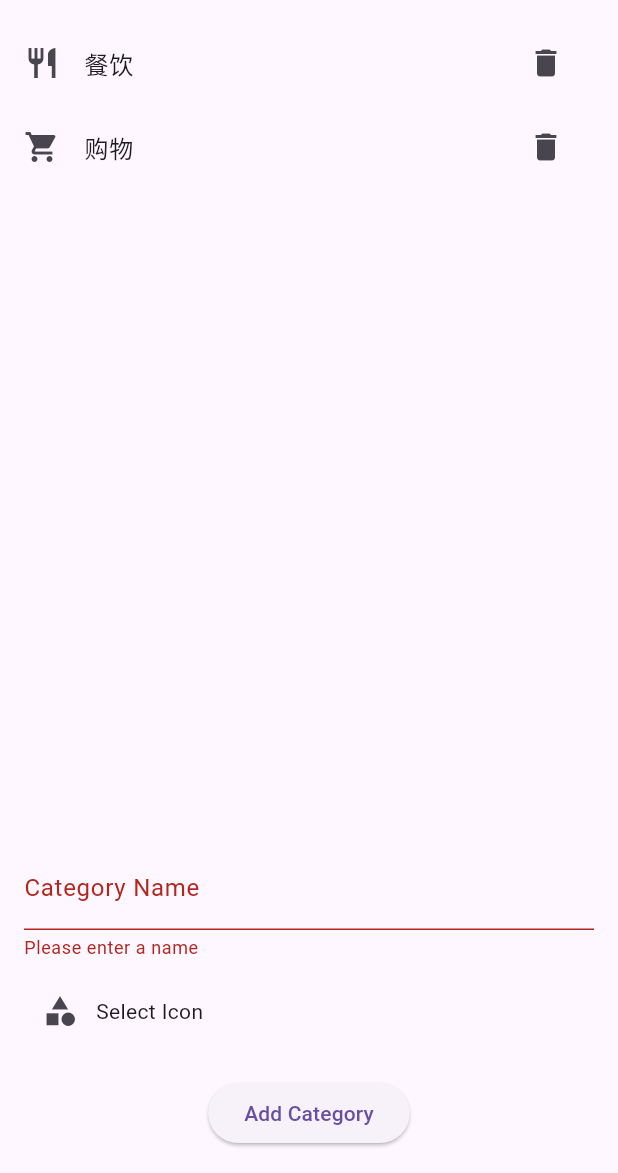
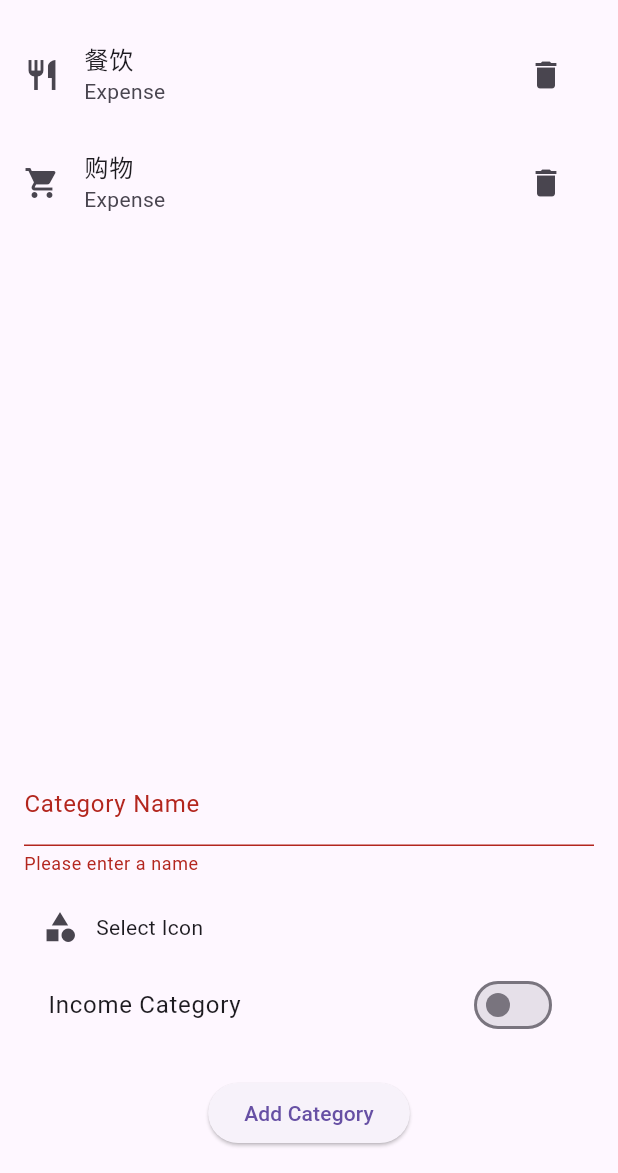
Before and after one commit to GreatWaller/filance, a Flutter app: the ManageCategoriesScreen screen opened by its route, after a tap on "Add Category", on a phone screen of 412 x 824 dp, the part 63-1236 px from its top. Run offline on Flutter 3.47's test engine with Material 3 defaults, Android fonts, the phone set to English and light mode, and no system bars; our stand-ins replace go_router, sqflite_common, sqflite_common_ffi; missing offline and left inert: adaptive_navigation; accounts and stored records are empty; statements that could not run were skipped.

Commit message:
Distinguish between income and expenditure

```diff
--- a/lib/src/models/expense.dart
+++ b/lib/src/models/expense.dart
@@ -6,6 +6,7 @@ class Expense {
   final double amount;
   final DateTime date;
   final ExpenseCategory category;
+  final bool isIncome;
 
   Expense({
     this.id,
@@ -13,6 +14,7 @@ class Expense {
     required this.amount,
     required this.date,
     required this.category,
+    required this.isIncome,
   });
 
   Map<String, dynamic> toMap() {
@@ -22,6 +24,7 @@ class Expense {
       'amount': amount,
       'date': date.toIso8601String(),
       'categoryId': category.id,
+      'isIncome': isIncome ? 1 : 0,
     };
   }
 
@@ -32,6 +35,7 @@ class Expense {
       amount: map['amount'],
       date: DateTime.parse(map['date']),
       category: category,
+      isIncome: map['isIncome'] == 1,
     );
   }
 }
--- a/lib/src/models/expense_category.dart
+++ b/lib/src/models/expense_category.dart
@@ -4,8 +4,14 @@ class ExpenseCategory {
   final int? id;
   final String name;
   final IconData icon;
+  final bool isIncomeCategory;
 
-  ExpenseCategory({this.id, required this.name, required this.icon});
+  ExpenseCategory({
+    this.id,
+    required this.name,
+    required this.icon,
+    this.isIncomeCategory = false,
+  });
 
   Map<String, dynamic> toMap() {
     return {
@@ -13,6 +19,7 @@ class ExpenseCategory {
       'name': name,
       'icon': icon.codePoint,
       'iconFontFamily': icon.fontFamily,
+      'isIncomeCategory': isIncomeCategory ? 1 : 0,
     };
   }
 
@@ -21,6 +28,7 @@ class ExpenseCategory {
       id: map['id'],
       name: map['name'],
       icon: IconData(map['icon'], fontFamily: map['iconFontFamily']),
+      isIncomeCategory: map['isIncomeCategory'] == 1,
     );
   }
 }
--- a/lib/src/views/manage_categories_screen.dart
+++ b/lib/src/views/manage_categories_screen.dart
@@ -14,11 +14,16 @@ class _ManageCategoriesScreenState extends State<ManageCategoriesScreen> {
   final _formKey = GlobalKey<FormState>();
   String _name = '';
   IconData _icon = Icons.category;
+  bool _isIncomeCategory = false;
 
   void _submitData() {
     if (_formKey.currentState!.validate()) {
       _formKey.currentState!.save();
-      final newCategory = ExpenseCategory(name: _name, icon: _icon);
+      final newCategory = ExpenseCategory(
+        name: _name,
+        icon: _icon,
+        isIncomeCategory: _isIncomeCategory,
+      );
       Provider.of<ExpenseProvider>(context, listen: false)
           .addCategory(newCategory);
       // Navigator.of(context).pop();
@@ -59,6 +64,8 @@ class _ManageCategoriesScreenState extends State<ManageCategoriesScreen> {
                 return ListTile(
                   leading: Icon(category.icon),
                   title: Text(category.name),
+                  subtitle:
+                      Text(category.isIncomeCategory ? 'Income' : 'Expense'),
                   trailing: IconButton(
                     icon: Icon(Icons.delete),
                     onPressed: () {
@@ -88,18 +95,6 @@ class _ManageCategoriesScreenState extends State<ManageCategoriesScreen> {
                       _name = value!;
                     },
                   ),
-                  // TextFormField(
-                  //   decoration: InputDecoration(labelText: 'Icon'),
-                  //   validator: (value) {
-                  //     if (value!.isEmpty) {
-                  //       return 'Please enter an icon';
-                  //     }
-                  //     return null;
-                  //   },
-                  //   onSaved: (value) {
-                  //     _icon = value!;
-                  //   },
-                  // ),
                   SizedBox(height: 10),
                   Row(
                     children: [
@@ -109,6 +104,15 @@ class _ManageCategoriesScreenState extends State<ManageCategoriesScreen> {
                       ),
                       Text('Select Icon'),
                     ],
+                  ),
+                  SwitchListTile(
+                    title: Text('Income Category'),
+                    value: _isIncomeCategory,
+                    onChanged: (value) {
+                      setState(() {
+                        _isIncomeCategory = value;
+                      });
+                    },
                   ),
                   SizedBox(height: 20),
                   ElevatedButton(
--- a/lib/src/widgets/expense_list_view.dart
+++ b/lib/src/widgets/expense_list_view.dart
@@ -14,7 +14,18 @@ class ExpenseList extends StatelessWidget {
         return Card(
           margin: EdgeInsets.symmetric(vertical: 8, horizontal: 16),
           child: ListTile(
-            leading: Icon(expense.category.icon),
+            leading: Column(
+              mainAxisAlignment: MainAxisAlignment.center,
+              children: [
+                Icon(expense.category.icon),
+                Text(
+                  expense.isIncome ? '收入' : '支出',
+                  style: TextStyle(
+                      fontSize: 12,
+                      color: expense.isIncome ? Colors.green : Colors.red),
+                ),
+              ],
+            ),
             title: Text('\$${expense.amount.toStringAsFixed(2)}'),
             // subtitle: Text(
             //   '${expense.date.toLocal().toString().split(' ')[0]}',
```
Also changed, not shown: lib/src/providers/expense_provider.dart (+14 -4 lines), lib/src/views/add_expense_screen.dart (+14 -0 lines).
